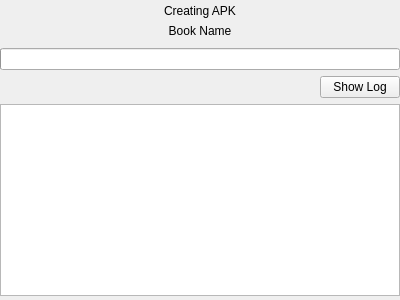
Before: the Qt Designer form Android/EpubWrapperAndroid/ConversionWidget.ui in seagullua/EPubWrapper, drawn with Qt 5.
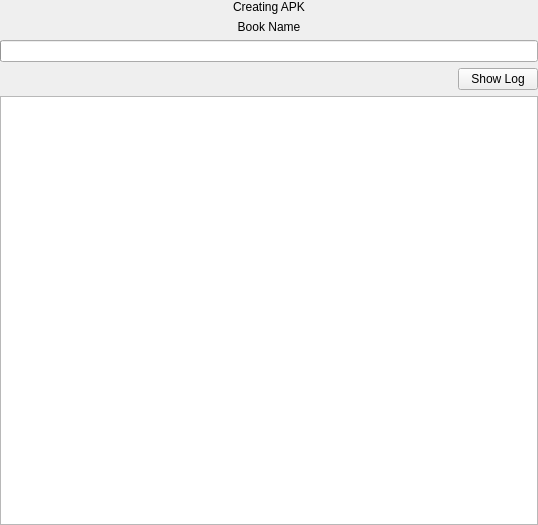
After: the same form once the commit is applied.

Diff of the .ui file:
```diff
--- a/Android/EpubWrapperAndroid/ConversionWidget.ui
+++ b/Android/EpubWrapperAndroid/ConversionWidget.ui
@@ -6,8 +6,8 @@
    <rect>
     <x>0</x>
     <y>0</y>
-    <width>400</width>
-    <height>300</height>
+    <width>538</width>
+    <height>525</height>
    </rect>
   </property>
   <property name="windowTitle">
@@ -27,7 +27,7 @@
     <number>0</number>
    </property>
    <item>
-    <layout class="QVBoxLayout" name="conversionForm">
+    <layout class="QVBoxLayout" name="conversionForm" stretch="0,0,0,0,0,0,1,0">
      <item>
       <spacer name="verticalSpacer_4">
        <property name="orientation">
@@ -49,6 +49,9 @@
        <property name="alignment">
         <set>Qt::AlignCenter</set>
        </property>
+       <property name="wordWrap">
+        <bool>false</bool>
+       </property>
       </widget>
      </item>
      <item>
@@ -59,6 +62,9 @@
        <property name="alignment">
         <set>Qt::AlignCenter</set>
        </property>
+       <property name="wordWrap">
+        <bool>true</bool>
+       </property>
       </widget>
      </item>
      <item>
```
Left out of the diff: 6 changed lines with no effect on the pictures.
